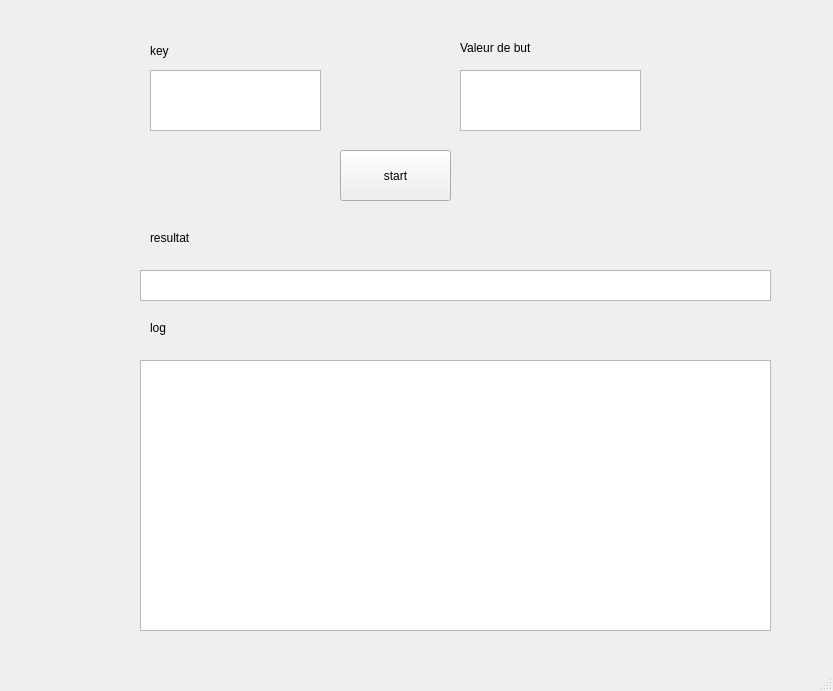
Above: UI.ui from Anoriya/Tp-AI before the change. Below: the same form after it.
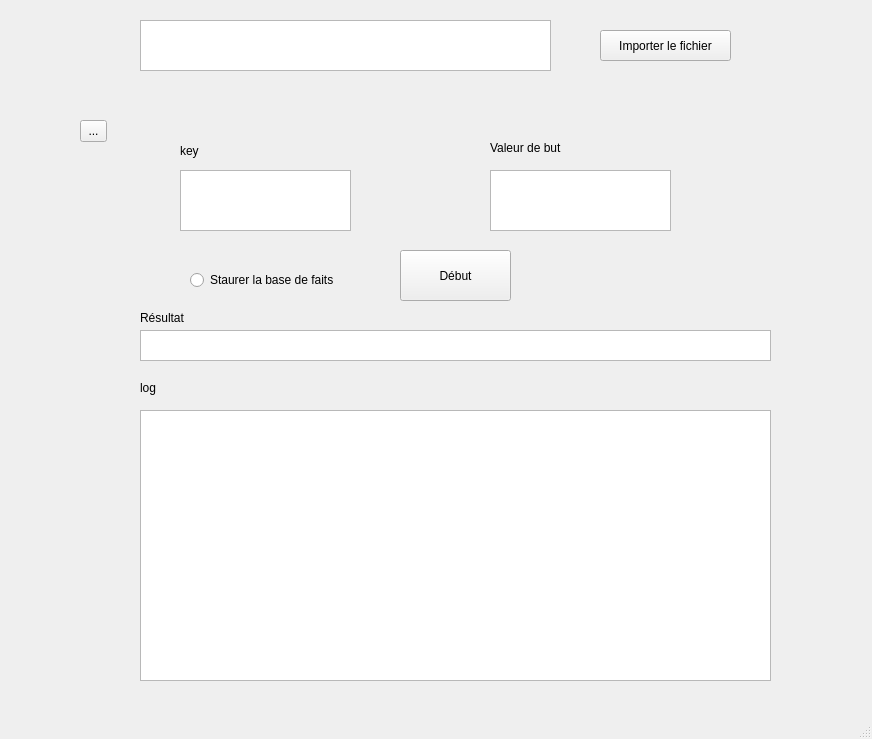
That is the form after the change.

The edit to the form file:
```diff
--- a/UI.ui
+++ b/UI.ui
@@ -6,8 +6,8 @@
    <rect>
     <x>0</x>
     <y>0</y>
-    <width>833</width>
-    <height>691</height>
+    <width>872</width>
+    <height>739</height>
    </rect>
   </property>
   <property name="windowTitle">
@@ -17,8 +17,8 @@
    <widget class="QTextEdit" name="textEdit">
     <property name="geometry">
      <rect>
-      <x>150</x>
-      <y>70</y>
+      <x>180</x>
+      <y>170</y>
       <width>171</width>
       <height>61</height>
      </rect>
@@ -27,8 +27,8 @@
    <widget class="QLabel" name="label">
     <property name="geometry">
      <rect>
-      <x>150</x>
-      <y>40</y>
+      <x>180</x>
+      <y>140</y>
       <width>71</width>
       <height>21</height>
      </rect>
@@ -40,8 +40,8 @@
    <widget class="QTextEdit" name="textEdit_2">
     <property name="geometry">
      <rect>
-      <x>460</x>
-      <y>70</y>
+      <x>490</x>
+      <y>170</y>
       <width>181</width>
       <height>61</height>
      </rect>
@@ -50,8 +50,8 @@
    <widget class="QLabel" name="label_2">
     <property name="geometry">
      <rect>
-      <x>460</x>
-      <y>40</y>
+      <x>490</x>
+      <y>140</y>
       <width>141</width>
       <height>16</height>
      </rect>
@@ -63,21 +63,21 @@
    <widget class="QPushButton" name="pushButton">
     <property name="geometry">
      <rect>
-      <x>340</x>
-      <y>150</y>
+      <x>400</x>
+      <y>250</y>
       <width>111</width>
       <height>51</height>
      </rect>
     </property>
     <property name="text">
-     <string>start</string>
+     <string>Début</string>
     </property>
    </widget>
    <widget class="QTextEdit" name="textEdit_3">
     <property name="geometry">
      <rect>
       <x>140</x>
-      <y>270</y>
+      <y>330</y>
       <width>631</width>
       <height>31</height>
      </rect>
@@ -86,21 +86,21 @@
    <widget class="QLabel" name="label_3">
     <property name="geometry">
      <rect>
-      <x>150</x>
-      <y>230</y>
+      <x>140</x>
+      <y>310</y>
       <width>55</width>
       <height>16</height>
      </rect>
     </property>
     <property name="text">
-     <string>resultat</string>
+     <string>Résultat</string>
     </property>
    </widget>
    <widget class="QTextEdit" name="textEdit_4">
     <property name="geometry">
      <rect>
       <x>140</x>
-      <y>360</y>
+      <y>410</y>
       <width>631</width>
       <height>271</height>
      </rect>
@@ -109,8 +109,8 @@
    <widget class="QLabel" name="label_4">
     <property name="geometry">
      <rect>
-      <x>150</x>
-      <y>320</y>
+      <x>140</x>
+      <y>380</y>
       <width>55</width>
       <height>16</height>
      </rect>
@@ -119,6 +119,55 @@
      <string>log</string>
     </property>
    </widget>
+   <widget class="QRadioButton" name="radioButton">
+    <property name="geometry">
+     <rect>
+      <x>190</x>
+      <y>270</y>
+      <width>181</width>
+      <height>20</height>
+     </rect>
+    </property>
+    <property name="text">
+     <string>Staurer la base de faits</string>
+    </property>
+   </widget>
+   <widget class="QPushButton" name="pushButton_2">
+    <property name="geometry">
+     <rect>
+      <x>600</x>
+      <y>30</y>
+      <width>131</width>
+      <height>31</height>
+     </rect>
+    </property>
+    <property name="text">
+     <string>Importer le fichier</string>
+    </property>
+   </widget>
+   <widget class="QTextEdit" name="textEdit_5">
+    <property name="geometry">
+     <rect>
+      <x>140</x>
+      <y>20</y>
+      <width>411</width>
+      <height>51</height>
+     </rect>
+    </property>
+   </widget>
+   <widget class="QToolButton" name="toolButton">
+    <property name="geometry">
+     <rect>
+      <x>80</x>
+      <y>120</y>
+      <width>27</width>
+      <height>22</height>
+     </rect>
+    </property>
+    <property name="text">
+     <string>...</string>
+    </property>
+   </widget>
   </widget>
   <widget class="QMenuBar" name="menubar">
    <property name="geometry">
```
Left out of the diff: 2 changed lines with no effect on the pictures.
